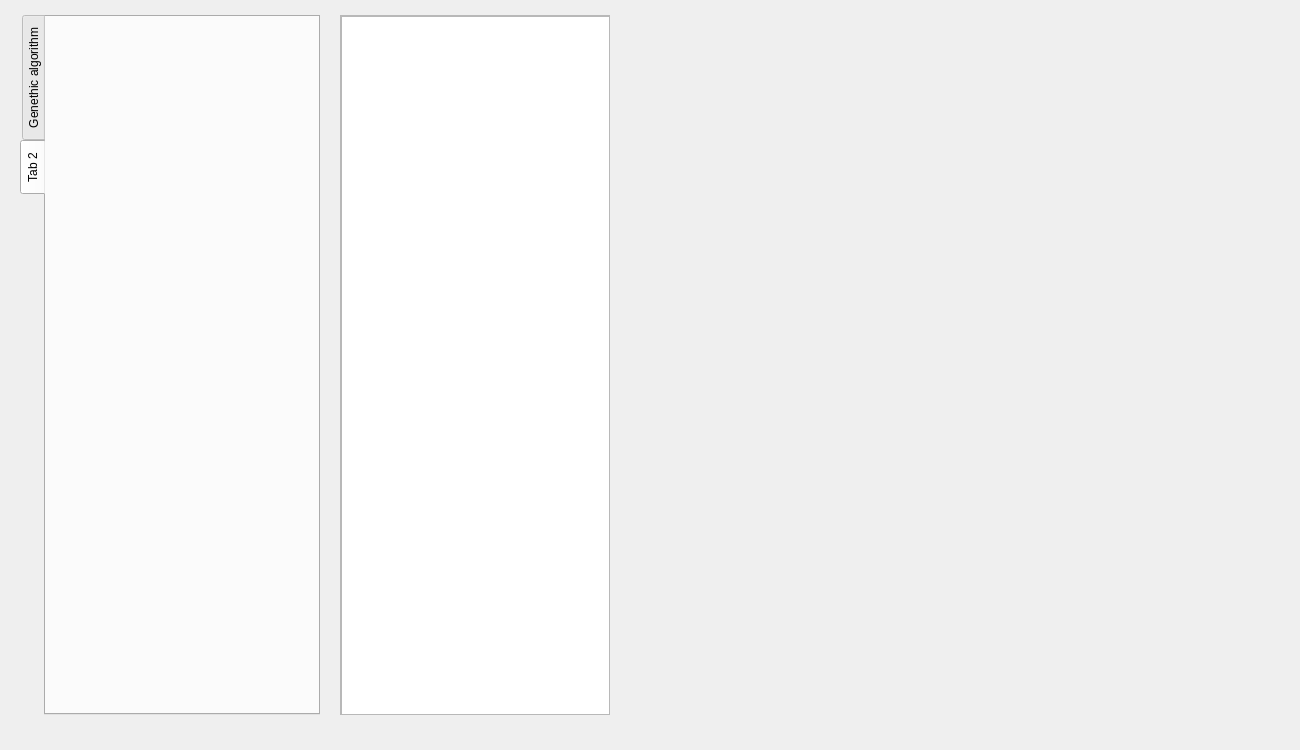
The window that GenAlgo/gui.ui (XoneKone/GeneticAlgorithms) describes before a commit, drawn with Qt 5.
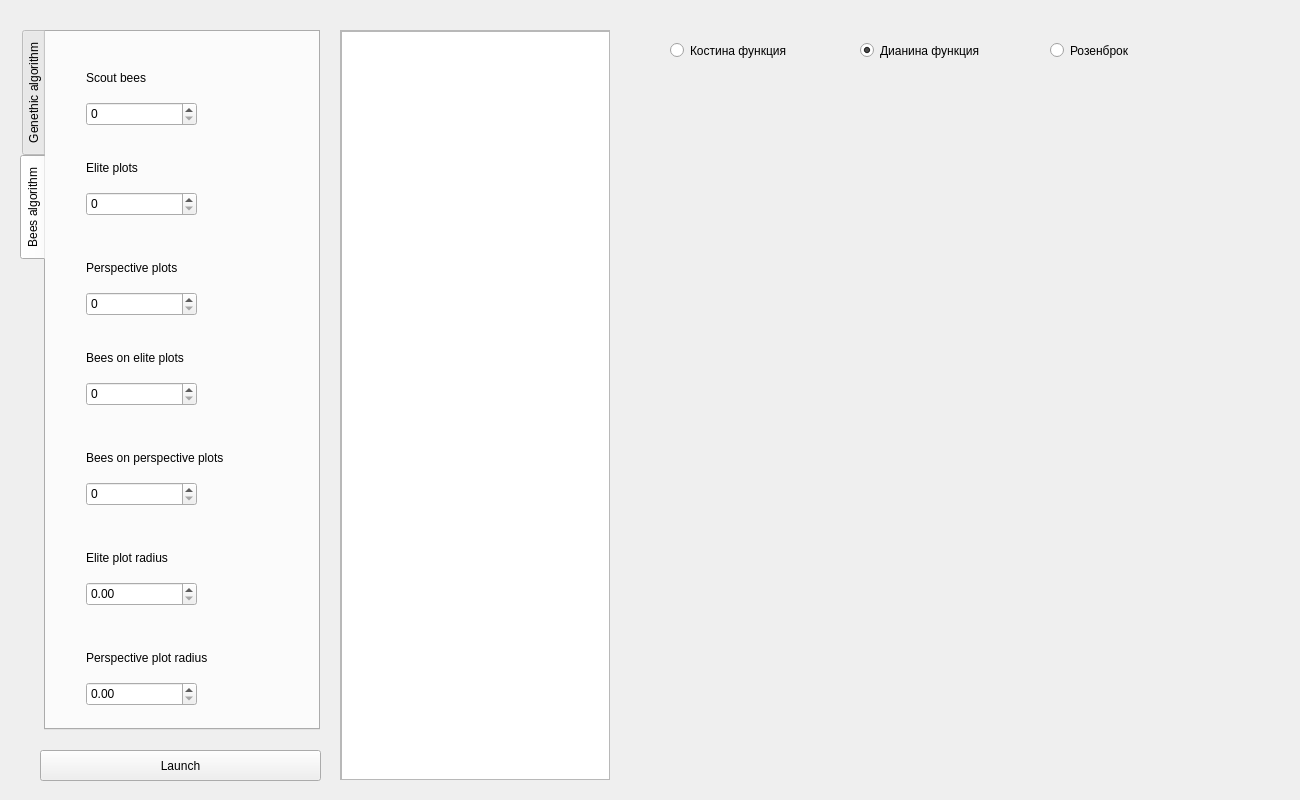
The same window after the commit. The open tabs and pages were chosen to show the change.

Commit message: bees algorithm

What changed in the file:
```diff
--- a/GenAlgo/gui.ui
+++ b/GenAlgo/gui.ui
@@ -7,7 +7,7 @@
     <x>0</x>
     <y>0</y>
     <width>1300</width>
-    <height>750</height>
+    <height>800</height>
    </rect>
   </property>
   <property name="windowTitle">
@@ -20,7 +20,7 @@
    <property name="geometry">
     <rect>
      <x>630</x>
-     <y>15</y>
+     <y>80</y>
      <width>650</width>
      <height>700</height>
     </rect>
@@ -36,7 +36,7 @@
    <property name="geometry">
     <rect>
      <x>20</x>
-     <y>15</y>
+     <y>30</y>
      <width>300</width>
      <height>700</height>
     </rect>
@@ -51,61 +51,6 @@
     <attribute name="title">
      <string>Genethic algorithm</string>
     </attribute>
-    <widget class="QLabel" name="label_number_of_chromosomes">
-     <property name="geometry">
-      <rect>
-       <x>50</x>
-       <y>70</y>
-       <width>121</width>
-       <height>31</height>
-      </rect>
-     </property>
-     <property name="text">
-      <string>Число хромосом</string>
-     </property>
-    </widget>
-    <widget class="QRadioButton" name="khvan">
-     <property name="geometry">
-      <rect>
-       <x>40</x>
-       <y>430</y>
-       <width>151</width>
-       <height>21</height>
-      </rect>
-     </property>
-     <property name="text">
-      <string>Костина функция</string>
-     </property>
-    </widget>
-    <widget class="QRadioButton" name="shishkina">
-     <property name="geometry">
-      <rect>
-       <x>40</x>
-       <y>470</y>
-       <width>161</width>
-       <height>21</height>
-      </rect>
-     </property>
-     <property name="text">
-      <string>Дианина функция</string>
-     </property>
-     <property name="checked">
-      <bool>true</bool>
-     </property>
-    </widget>
-    <widget class="QRadioButton" name="rosenbrock">
-     <property name="geometry">
-      <rect>
-       <x>40</x>
-       <y>510</y>
-       <width>131</width>
-       <height>21</height>
-      </rect>
-     </property>
-     <property name="text">
-      <string>Розенброк</string>
-     </property>
-    </widget>
     <widget class="QLabel" name="label_number_of_individuals">
      <property name="geometry">
       <rect>
@@ -162,33 +107,181 @@
       </rect>
      </property>
     </widget>
-    <widget class="QPushButton" name="lauch_button">
-     <property name="geometry">
-      <rect>
-       <x>70</x>
-       <y>590</y>
-       <width>80</width>
-       <height>23</height>
-      </rect>
-     </property>
-     <property name="text">
-      <string>Launch</string>
-     </property>
-    </widget>
    </widget>
    <widget class="QWidget" name="tab_2">
     <attribute name="title">
-     <string>Tab 2</string>
+     <string>Bees algorithm</string>
     </attribute>
+    <widget class="QLabel" name="label_number_of_scout_bees">
+     <property name="geometry">
+      <rect>
+       <x>40</x>
+       <y>30</y>
+       <width>161</width>
+       <height>31</height>
+      </rect>
+     </property>
+     <property name="text">
+      <string>Scout bees</string>
+     </property>
+    </widget>
+    <widget class="QSpinBox" name="number_of_scout_bees">
+     <property name="geometry">
+      <rect>
+       <x>40</x>
+       <y>70</y>
+       <width>111</width>
+       <height>24</height>
+      </rect>
+     </property>
+    </widget>
+    <widget class="QLabel" name="label_number_of_elite_plots">
+     <property name="geometry">
+      <rect>
+       <x>40</x>
+       <y>120</y>
+       <width>161</width>
+       <height>31</height>
+      </rect>
+     </property>
+     <property name="text">
+      <string>Elite plots</string>
+     </property>
+    </widget>
+    <widget class="QSpinBox" name="number_of_elite_plots">
+     <property name="geometry">
+      <rect>
+       <x>40</x>
+       <y>160</y>
+       <width>111</width>
+       <height>24</height>
+      </rect>
+     </property>
+    </widget>
+    <widget class="QLabel" name="label_number_of_perspective_slots">
+     <property name="geometry">
+      <rect>
+       <x>40</x>
+       <y>220</y>
+       <width>161</width>
+       <height>31</height>
+      </rect>
+     </property>
+     <property name="text">
+      <string>Perspective plots</string>
+     </property>
+    </widget>
+    <widget class="QSpinBox" name="number_of_perspective_plots">
+     <property name="geometry">
+      <rect>
+       <x>40</x>
+       <y>260</y>
+       <width>111</width>
+       <height>24</height>
+      </rect>
+     </property>
+    </widget>
+    <widget class="QLabel" name="label_number_of_bees_on_elite_plots">
+     <property name="geometry">
+      <rect>
+       <x>40</x>
+       <y>310</y>
+       <width>161</width>
+       <height>31</height>
+      </rect>
+     </property>
+     <property name="text">
+      <string>Bees on elite plots</string>
+     </property>
+    </widget>
+    <widget class="QSpinBox" name="number_of_bees_on_elite_plots">
+     <property name="geometry">
+      <rect>
+       <x>40</x>
+       <y>350</y>
+       <width>111</width>
+       <height>24</height>
+      </rect>
+     </property>
+    </widget>
+    <widget class="QLabel" name="label_number_of_bees_on_perspective_slots">
+     <property name="geometry">
+      <rect>
+       <x>40</x>
+       <y>410</y>
+       <width>161</width>
+       <height>31</height>
+      </rect>
+     </property>
+     <property name="text">
+      <string>Bees on perspective plots</string>
+     </property>
+    </widget>
+    <widget class="QSpinBox" name="number_of_bees_on_perspective_plots">
+     <property name="geometry">
+      <rect>
+       <x>40</x>
+       <y>450</y>
+       <width>111</width>
+       <height>24</height>
+      </rect>
+     </property>
+    </widget>
+    <widget class="QLabel" name="label_elite_plot_radius">
+     <property name="geometry">
+      <rect>
+       <x>40</x>
+       <y>510</y>
+       <width>161</width>
+       <height>31</height>
+      </rect>
+     </property>
+     <property name="text">
+      <string>Elite plot radius</string>
+     </property>
+    </widget>
+    <widget class="QDoubleSpinBox" name="elite_plot_radius">
+     <property name="geometry">
+      <rect>
+       <x>40</x>
+       <y>550</y>
+       <width>111</width>
+       <height>24</height>
+      </rect>
+     </property>
+    </widget>
+    <widget class="QLabel" name="label_perspective_plot_radius">
+     <property name="geometry">
+      <rect>
+       <x>40</x>
+       <y>610</y>
+       <width>161</width>
+       <height>31</height>
+      </rect>
+     </property>
+     <property name="text">
+      <string>Perspective plot radius</string>
+     </property>
+    </widget>
+    <widget class="QDoubleSpinBox" name="perspective_plot_radius">
+     <property name="geometry">
+      <rect>
+       <x>40</x>
+       <y>650</y>
+       <width>111</width>
+       <height>24</height>
+      </rect>
+     </property>
+    </widget>
    </widget>
   </widget>
   <widget class="QScrollArea" name="scrollArea">
    <property name="geometry">
     <rect>
      <x>340</x>
-     <y>15</y>
+     <y>30</y>
      <width>270</width>
-     <height>700</height>
+     <height>750</height>
     </rect>
    </property>
    <property name="widgetResizable">
@@ -200,7 +293,7 @@
       <x>0</x>
       <y>0</y>
       <width>268</width>
-      <height>698</height>
+      <height>748</height>
      </rect>
     </property>
     <widget class="QTextBrowser" name="output">
@@ -209,12 +302,67 @@
        <x>0</x>
        <y>0</y>
        <width>270</width>
-       <height>700</height>
+       <height>750</height>
       </rect>
      </property>
     </widget>
    </widget>
   </widget>
+  <widget class="QRadioButton" name="khvan">
+   <property name="geometry">
+    <rect>
+     <x>670</x>
+     <y>40</y>
+     <width>151</width>
+     <height>21</height>
+    </rect>
+   </property>
+   <property name="text">
+    <string>Костина функция</string>
+   </property>
+  </widget>
+  <widget class="QRadioButton" name="shishkina">
+   <property name="geometry">
+    <rect>
+     <x>860</x>
+     <y>40</y>
+     <width>161</width>
+     <height>21</height>
+    </rect>
+   </property>
+   <property name="text">
+    <string>Дианина функция</string>
+   </property>
+   <property name="checked">
+    <bool>true</bool>
+   </property>
+  </widget>
+  <widget class="QRadioButton" name="rosenbrock">
+   <property name="geometry">
+    <rect>
+     <x>1050</x>
+     <y>40</y>
+     <width>131</width>
+     <height>21</height>
+    </rect>
+   </property>
+   <property name="text">
+    <string>Розенброк</string>
+   </property>
+  </widget>
+  <widget class="QPushButton" name="lauch_button">
+   <property name="geometry">
+    <rect>
+     <x>40</x>
+     <y>750</y>
+     <width>281</width>
+     <height>31</height>
+    </rect>
+   </property>
+   <property name="text">
+    <string>Launch</string>
+   </property>
+  </widget>
  </widget>
  <resources/>
  <connections/>
```
Left out of the diff: 24 changed lines with no effect on the pictures. The commit also changes 7 other files.
